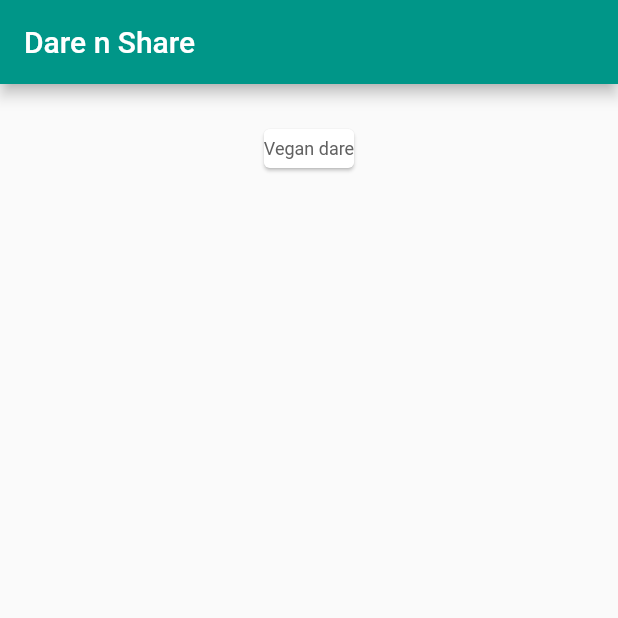
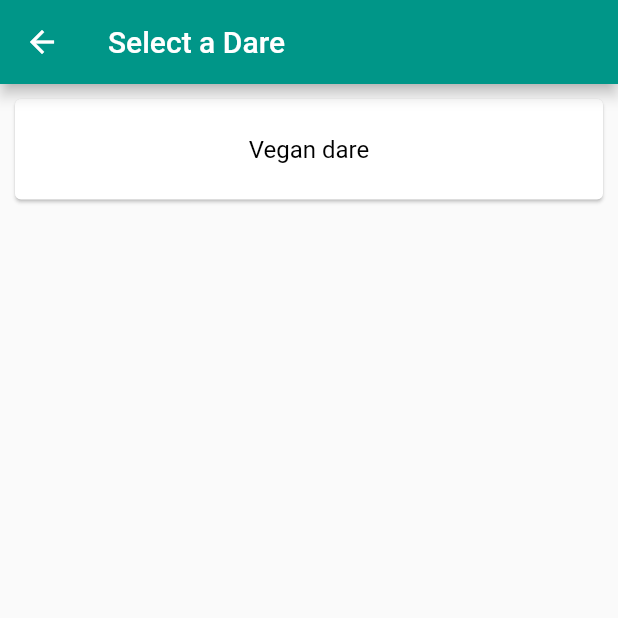
Before and after one commit to Timrin/dare_n_share_app, a Flutter app: the SelectDare screen opened directly, on a phone screen of 412 x 824 dp, the top half of it. Run offline on Flutter 3.47's test engine with Material 2 defaults, Android fonts, the phone set to English and light mode, and no system bars.

```diff
--- a/lib/main.dart
+++ b/lib/main.dart
@@ -15,12 +15,11 @@ class MyApp extends StatelessWidget {
   Widget build(BuildContext context) {
     return Provider<DareService>.value(
       child: MaterialApp(
-        title: 'Flutter Demo',
+        title: 'Dare n Share',
         theme: ThemeData(
           primarySwatch: Colors.blue,
         ),
-        home:
-        SelectDare(),
+        home: Home(),
       ), value: dareService,
     );
   }
--- a/lib/screens/selectedare.dart
+++ b/lib/screens/selectedare.dart
@@ -12,35 +12,47 @@ import 'package:provider/provider.dart';
  * First class and screen that eventually will display all options of dare objectives.
  */
 
-class SelectDare extends StatelessWidget{
+class SelectDare extends StatelessWidget {
   SetUpDare setUpDare;
+
   @override
   Widget build(BuildContext context) {
     return Scaffold(
       appBar: AppBar(
-        title: Text("Dare n Share"),
+        title: Text("Select a Dare"),
         backgroundColor: Colors.teal,
       ),
-      body: Center(
-        child: Column (
-          children: <Widget>[SizedBox(height: 20,), selectDareCard(context, VeganDare())],
-        ),
-      ),
+      body:
+          ListView(
+            children: <Widget>[selectDareCard(context, VeganDare())],
+          )
     );
   }
 
-  Widget selectDareCard(BuildContext context, IDare iDare){ //Ca
+  Widget selectDareCard(BuildContext context, IDare dare) {
+    //Ca
     return Card(
       margin: EdgeInsets.all(10.0),
       child: InkWell(
-        child: Padding(padding: const EdgeInsets.fromLTRB(0, 6, 0, 6),
-          child: Text(iDare.getTitle(), //Could insert typeOfdare instead, so that this could be reused
-            style: TextStyle(fontSize: 12,
-                color: Colors.grey[700]),),
+        child: Padding(
+          padding: const EdgeInsets.fromLTRB(0, 24, 0, 24),
+          child: Center(
+            child: Text(
+              dare.getTitle(),
+              //Could insert typeOfdare instead, so that this could be reused
+              style: TextStyle(fontSize: 16, color: Colors.black),
+            ),
+          ),
         ),
         onTap: () {
-          Navigator.push(context, MaterialPageRoute(builder: (context) => SetUpDare(dare : iDare,)));
-        },),
+          Navigator.push(
+              context,
+              MaterialPageRoute(
+                  builder: (context) => SetUpDare(
+                        dare: dare,
+                      )));
+        },
+      ),
     );
   }
 }
```
Also changed, not shown: lib/screens/home.dart (+6 -1 lines), lib/screens/setupdare.dart (+74 -54 lines).
